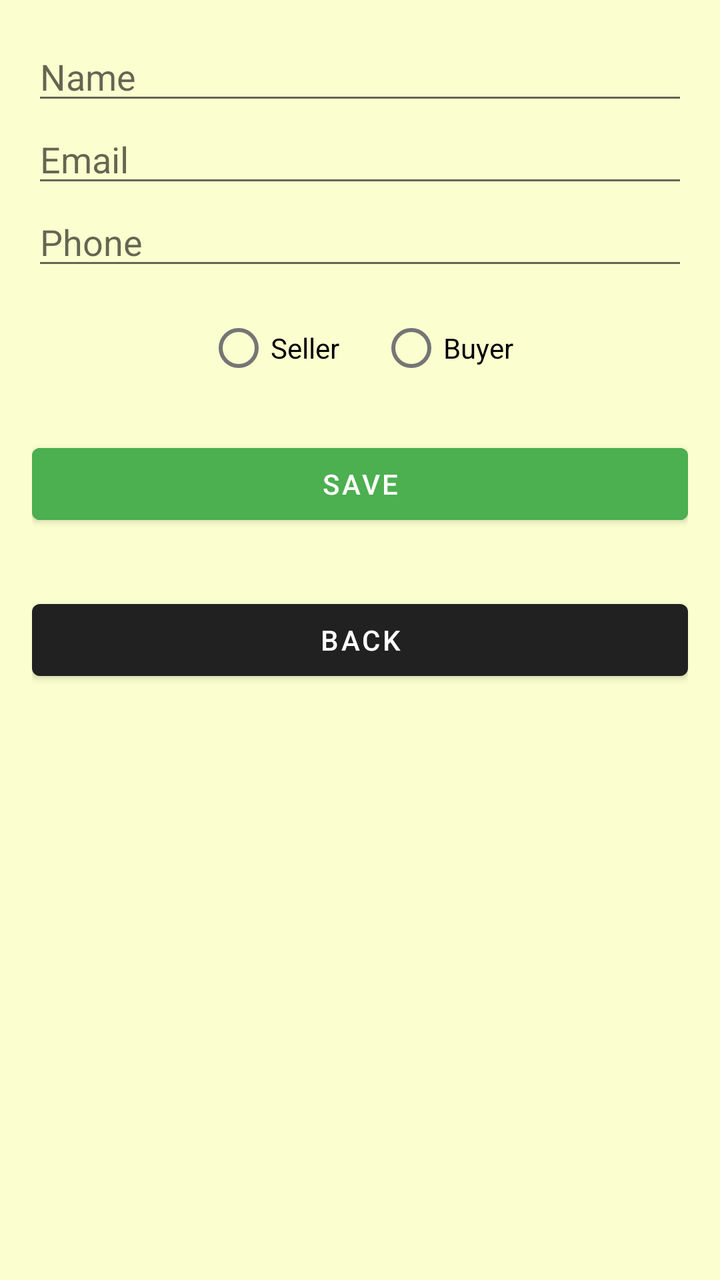
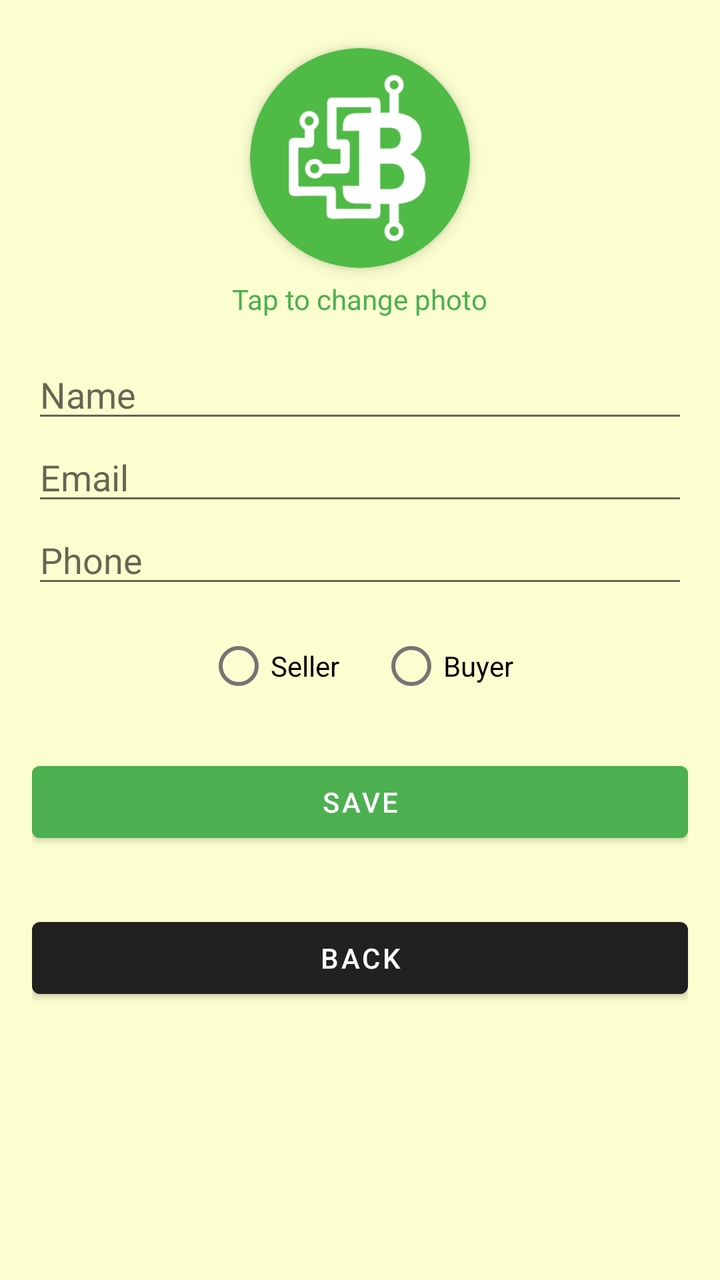

Screens rendered from an Android XML layout before and after an edit, with the pre-edit source and the edit as a unified diff.
<!-- AndroidManifest.xml: application theme Theme.BitMarket -->
<!-- res/layout/activity_edit_profile.xml -->
<?xml version="1.0" encoding="utf-8"?>
<LinearLayout
    xmlns:android="http://schemas.android.com/apk/res/android"
    xmlns:app="http://schemas.android.com/apk/res-auto"
    xmlns:tools="http://schemas.android.com/tools"
    android:layout_width="match_parent"
    android:layout_height="match_parent"
    android:orientation="vertical"
    android:padding="16dp"
    android:background="@color/light_yellow"

    tools:context=".EditProfileActivity">

    <EditText
        android:id="@+id/editTextName"
        android:layout_width="match_parent"
        android:layout_height="wrap_content"
        android:hint="Name"/>

    <EditText
        android:id="@+id/editTextEmail"
        android:layout_width="match_parent"
        android:layout_height="wrap_content"
        android:hint="Email"/>

    <EditText
        android:id="@+id/editTextPhone"
        android:layout_width="match_parent"
        android:layout_height="wrap_content"
        android:hint="Phone"/>
    <RadioGroup
        android:id="@+id/radioGroup"
        android:layout_width="wrap_content"
        android:layout_height="wrap_content"
        android:layout_below="@id/field_txt"
        android:layout_gravity="center"
        android:layout_marginTop="10dp"
        android:layout_centerHorizontal="true"
        android:orientation="horizontal">

        <RadioButton
            android:id="@+id/radioSeller"
            android:layout_width="wrap_content"
            android:layout_marginEnd="20dp"
            android:layout_height="wrap_content"
            android:text="Seller" />

        <RadioButton
            android:id="@+id/radioBuyer"
            android:layout_width="wrap_content"
             android:layout_height="wrap_content"
            android:text="Buyer" />
    </RadioGroup>


    <Button
        android:id="@+id/saveButton"
        android:layout_width="match_parent"
        android:layout_height="wrap_content"
        android:layout_marginTop="20dp"
        android:backgroundTint="@color/purple_500"
        android:text="Save"/>

    <Button
        android:id="@+id/cancelButton"
        android:layout_width="match_parent"
        android:layout_marginTop="30dp"
        android:layout_height="wrap_content"
        android:onClick="onback"
        android:text="Back"/>


</LinearLayout>
<!-- resources referenced by this layout -->
<resources>
  <color name="light_yellow">#FBFFCF</color>
  <color name="purple_500">#4CAF50</color>
  <style name="Theme.BitMarket" parent="Theme.MaterialComponents.DayNight.DarkActionBar">
          
          <item name="android:colorPrimary">@color/purple_500</item>
          <item name="colorPrimaryVariant">@color/purple_700</item>
          <item name="colorOnPrimary">@color/white</item>
          
          <item name="colorSecondary">@color/teal_200</item>
          <item name="colorSecondaryVariant">@color/teal_700</item>
          <item name="colorOnSecondary">@color/purple_500</item>
          
          <item name="android:statusBarColor">?attr/colorPrimaryVariant</item>
          
      </style>
  <color name="purple_700">#2980B9 </color>
  <color name="white">#FFFFFFFF</color>
  <color name="teal_200">#FF03DAC5</color>
  <color name="teal_700">#FF018786</color>
</resources>

<!-- the commit's change to res/layout/activity_edit_profile.xml (unified diff, before → after) -->
@@ -10,6 +10,34 @@
     android:background="@color/light_yellow"
 
     tools:context=".EditProfileActivity">
+
+    <androidx.cardview.widget.CardView
+        android:id="@+id/cardProfileImage"
+        android:layout_width="110dp"
+        android:layout_height="110dp"
+        android:layout_gravity="center_horizontal"
+        android:layout_marginTop="8dp"
+        android:layout_marginBottom="6dp"
+        app:cardCornerRadius="55dp"
+        app:cardElevation="4dp">
+
+        <ImageView
+            android:id="@+id/editProfileImageView"
+            android:layout_width="match_parent"
+            android:layout_height="match_parent"
+            android:scaleType="centerCrop"
+            android:src="@drawable/logo" />
+    </androidx.cardview.widget.CardView>
+
+    <TextView
+        android:id="@+id/textViewChangePhoto"
+        android:layout_width="wrap_content"
+        android:layout_height="wrap_content"
+        android:layout_gravity="center_horizontal"
+        android:layout_marginBottom="16dp"
+        android:text="Tap to change photo"
+        android:textColor="@color/purple_500"
+        android:textSize="14sp" />
 
     <EditText
         android:id="@+id/editTextName"
<!-- resource entries referenced after the edit -->
@@ -2,6 +2,7 @@
 <resources>
   <color name="light_yellow">#FBFFCF</color>
   <color name="purple_500">#4CAF50</color>
+  <!-- drawable logo: png bitmap (drawable, 8656 bytes) -->
   <style name="Theme.BitMarket" parent="Theme.MaterialComponents.DayNight.DarkActionBar">
           
           <item name="android:colorPrimary">@color/purple_500</item>
